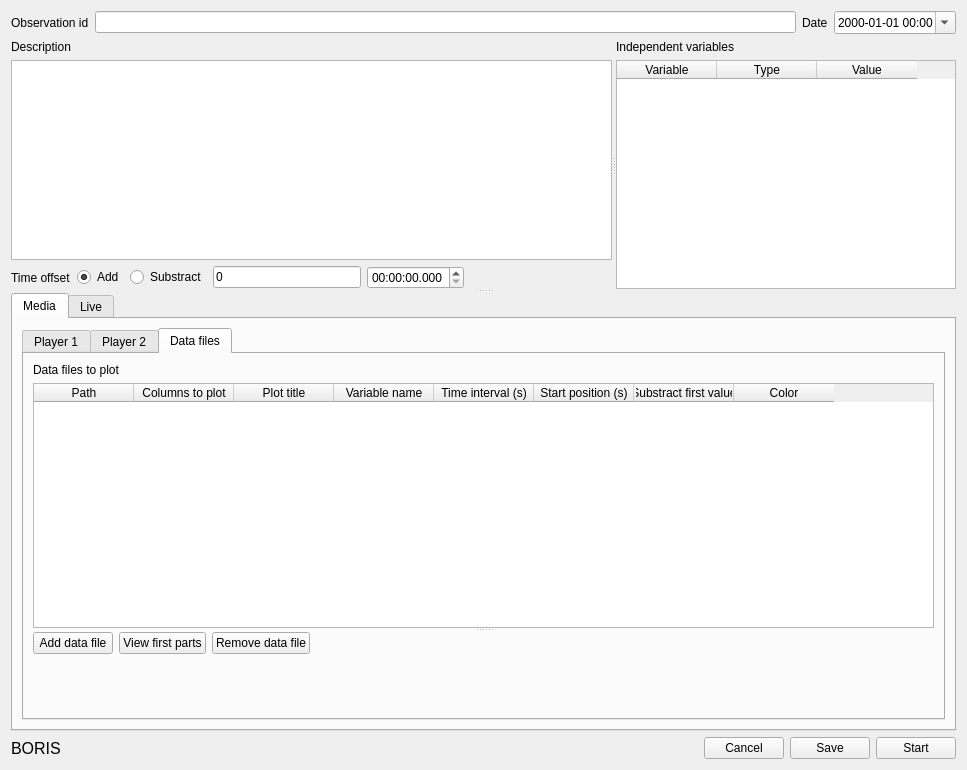
Before: the Qt Designer form observation.ui in olivierfriard/BORIS, drawn with Qt 5.
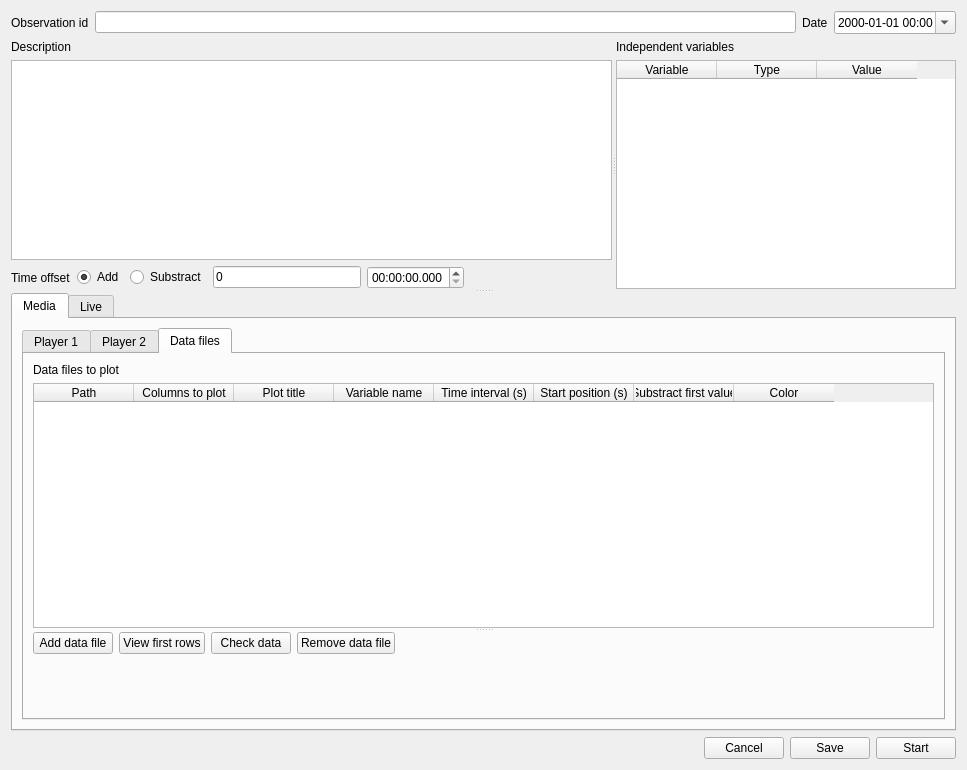
After: the same form once the commit is applied.

Commit message: work on displaying current value of external data

The edit to the form file:
```diff
--- a/observation.ui
+++ b/observation.ui
@@ -591,7 +591,14 @@
                      <item>
                       <widget class="QPushButton" name="pb_view_data_head">
                        <property name="text">
-                        <string>View first parts</string>
+                        <string>View first rows</string>
+                       </property>
+                      </widget>
+                     </item>
+                     <item>
+                      <widget class="QPushButton" name="pb_plot_data">
+                       <property name="text">
+                        <string>Check data</string>
                        </property>
                       </widget>
                      </item>
@@ -706,18 +713,6 @@
        </item>
        <item>
         <layout class="QHBoxLayout" name="horizontalLayout">
-         <item>
-          <widget class="QLabel" name="lbMediaAnalysis">
-           <property name="font">
-            <font>
-             <pointsize>12</pointsize>
-            </font>
-           </property>
-           <property name="text">
-            <string>BORIS</string>
-           </property>
-          </widget>
-         </item>
          <item>
           <spacer name="horizontalSpacer_3">
            <property name="orientation">
```
Left out of the diff: 4 changed lines with no effect on the pictures. The commit also changes 5 other files.
